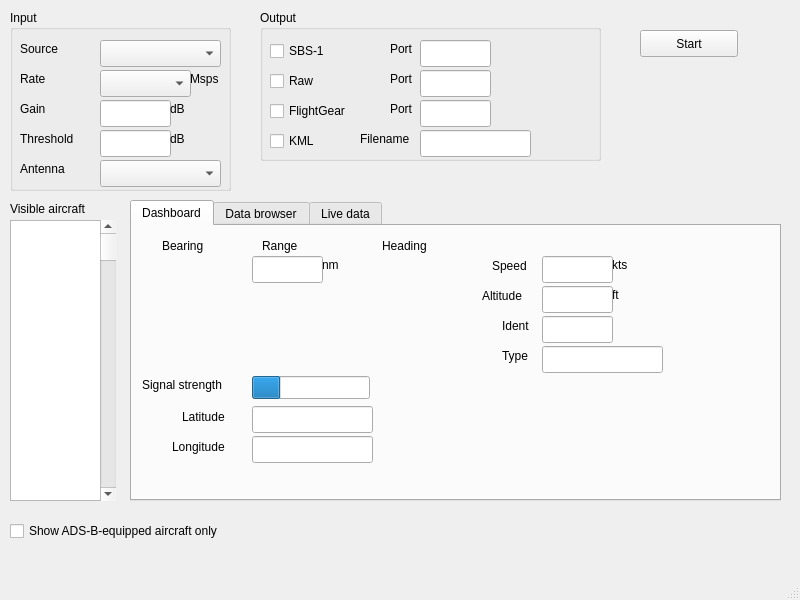
Above: res/modes_rx.ui from bistromath/gr-air-modes before the change. Below: the same form after it.
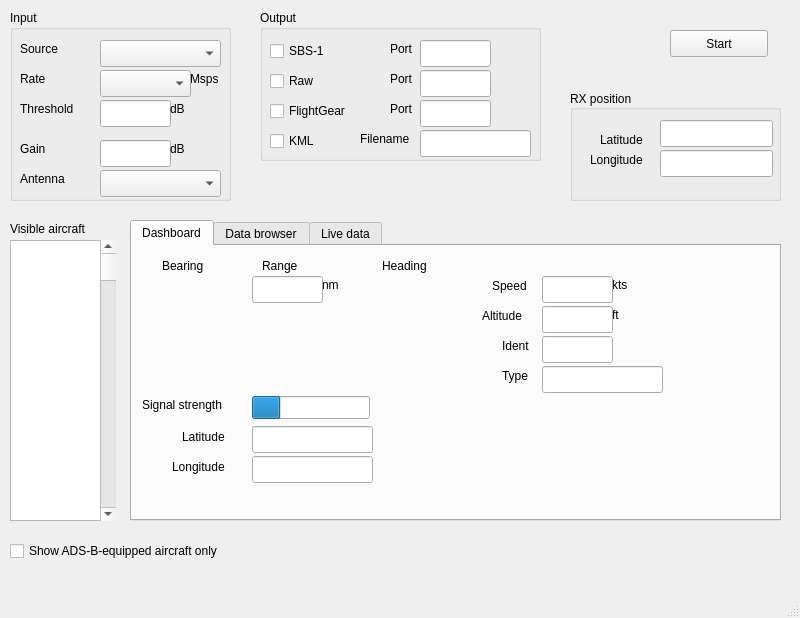
That is the form after the change. The open tabs and pages were chosen to show the change.

The edit to the form file:
```diff
--- a/res/modes_rx.ui
+++ b/res/modes_rx.ui
@@ -7,7 +7,7 @@
     <x>0</x>
     <y>0</y>
     <width>800</width>
-    <height>600</height>
+    <height>618</height>
    </rect>
   </property>
   <property name="windowTitle">
@@ -18,7 +18,7 @@
     <property name="geometry">
      <rect>
       <x>10</x>
-      <y>220</y>
+      <y>240</y>
       <width>91</width>
       <height>281</height>
      </rect>
@@ -30,7 +30,7 @@
       <x>10</x>
       <y>10</y>
       <width>221</width>
-      <height>181</height>
+      <height>191</height>
      </rect>
     </property>
     <property name="title">
@@ -62,20 +62,7 @@
       <string>Source</string>
      </property>
     </widget>
-    <widget class="QLabel" name="label_2">
-     <property name="geometry">
-      <rect>
-       <x>10</x>
-       <y>90</y>
-       <width>66</width>
-       <height>17</height>
-      </rect>
-     </property>
-     <property name="text">
-      <string>Gain</string>
-     </property>
-    </widget>
-    <widget class="QComboBox" name="comboSource">
+    <widget class="QComboBox" name="combo_source">
      <property name="geometry">
       <rect>
        <x>90</x>
@@ -85,24 +72,11 @@
       </rect>
      </property>
     </widget>
-    <widget class="QLabel" name="label_4">
-     <property name="geometry">
-      <rect>
-       <x>10</x>
-       <y>150</y>
-       <width>66</width>
-       <height>17</height>
-      </rect>
-     </property>
-     <property name="text">
-      <string>Antenna</string>
-     </property>
-    </widget>
     <widget class="QLabel" name="label_3">
      <property name="geometry">
       <rect>
        <x>10</x>
-       <y>120</y>
+       <y>90</y>
        <width>66</width>
        <height>17</height>
       </rect>
@@ -121,54 +95,21 @@
       </rect>
      </property>
     </widget>
-    <widget class="QLineEdit" name="line_gain">
-     <property name="geometry">
-      <rect>
-       <x>90</x>
-       <y>90</y>
-       <width>71</width>
-       <height>27</height>
-      </rect>
-     </property>
-    </widget>
     <widget class="QLineEdit" name="line_threshold">
      <property name="geometry">
       <rect>
        <x>90</x>
-       <y>120</y>
-       <width>71</width>
-       <height>27</height>
-      </rect>
-     </property>
-    </widget>
-    <widget class="QComboBox" name="combo_ant">
-     <property name="geometry">
-      <rect>
-       <x>90</x>
-       <y>150</y>
-       <width>121</width>
-       <height>27</height>
-      </rect>
-     </property>
-    </widget>
-    <widget class="QLabel" name="label_18">
-     <property name="geometry">
-      <rect>
-       <x>160</x>
        <y>90</y>
-       <width>31</width>
-       <height>17</height>
+       <width>71</width>
+       <height>27</height>
       </rect>
      </property>
-     <property name="text">
-      <string>dB</string>
-     </property>
     </widget>
     <widget class="QLabel" name="label_19">
      <property name="geometry">
       <rect>
        <x>160</x>
-       <y>120</y>
+       <y>90</y>
        <width>31</width>
        <height>17</height>
       </rect>
@@ -190,13 +131,112 @@
       <string>Msps</string>
      </property>
     </widget>
+    <widget class="QStackedWidget" name="stack_source">
+     <property name="geometry">
+      <rect>
+       <x>0</x>
+       <y>120</y>
+       <width>221</width>
+       <height>71</height>
+      </rect>
+     </property>
+     <property name="currentIndex">
+      <number>1</number>
+     </property>
+     <widget class="QWidget" name="page_rf">
+      <widget class="QComboBox" name="combo_ant">
+       <property name="geometry">
+        <rect>
+         <x>90</x>
+         <y>40</y>
+         <width>121</width>
+         <height>27</height>
+        </rect>
+       </property>
+      </widget>
+      <widget class="QLineEdit" name="line_gain">
+       <property name="geometry">
+        <rect>
+         <x>90</x>
+         <y>10</y>
+         <width>71</width>
+         <height>27</height>
+        </rect>
+       </property>
+      </widget>
+      <widget class="QLabel" name="label_2">
+       <property name="geometry">
+        <rect>
+         <x>10</x>
+         <y>10</y>
+         <width>66</width>
+         <height>17</height>
+        </rect>
+       </property>
+       <property name="text">
+        <string>Gain</string>
+       </property>
+      </widget>
+      <widget class="QLabel" name="label_4">
+       <property name="geometry">
+        <rect>
+         <x>10</x>
+         <y>40</y>
+         <width>66</width>
+         <height>17</height>
+        </rect>
+       </property>
+       <property name="text">
+        <string>Antenna</string>
+       </property>
+      </widget>
+      <widget class="QLabel" name="label_18">
+       <property name="geometry">
+        <rect>
+         <x>160</x>
+         <y>10</y>
+         <width>31</width>
+         <height>17</height>
+        </rect>
+       </property>
+       <property name="text">
+        <string>dB</string>
+       </property>
+      </widget>
+     </widget>
+     <widget class="QWidget" name="page_file">
+      <widget class="QLineEdit" name="line_inputfile">
+       <property name="geometry">
+        <rect>
+         <x>90</x>
+         <y>10</y>
+         <width>113</width>
+         <height>27</height>
+        </rect>
+       </property>
+      </widget>
+      <widget class="QLabel" name="label_13">
+       <property name="geometry">
+        <rect>
+         <x>10</x>
+         <y>10</y>
+         <width>66</width>
+         <height>17</height>
+        </rect>
+       </property>
+       <property name="text">
+        <string>Filename</string>
+       </property>
+      </widget>
+     </widget>
+    </widget>
    </widget>
    <widget class="QGroupBox" name="group_output">
     <property name="geometry">
      <rect>
       <x>260</x>
       <y>10</y>
-      <width>341</width>
+      <width>281</width>
       <height>151</height>
      </rect>
     </property>
@@ -365,7 +405,7 @@
     <property name="geometry">
      <rect>
       <x>100</x>
-      <y>220</y>
+      <y>240</y>
       <width>16</width>
       <height>281</height>
      </rect>
@@ -378,7 +418,7 @@
     <property name="geometry">
      <rect>
       <x>130</x>
-      <y>200</y>
+      <y>220</y>
       <width>651</width>
       <height>301</height>
      </rect>
@@ -692,7 +732,7 @@
     <property name="geometry">
      <rect>
       <x>10</x>
-      <y>200</y>
+      <y>220</y>
       <width>101</width>
       <height>17</height>
      </rect>
@@ -704,7 +744,7 @@
    <widget class="QPushButton" name="button_start">
     <property name="geometry">
      <rect>
-      <x>640</x>
+      <x>670</x>
       <y>30</y>
       <width>98</width>
       <height>27</height>
@@ -718,7 +758,7 @@
     <property name="geometry">
      <rect>
       <x>10</x>
-      <y>520</y>
+      <y>540</y>
       <width>271</width>
       <height>22</height>
      </rect>
@@ -727,6 +767,68 @@
      <string>Show ADS-B-equipped aircraft only</string>
     </property>
    </widget>
+   <widget class="QGroupBox" name="groupBox">
+    <property name="geometry">
+     <rect>
+      <x>570</x>
+      <y>90</y>
+      <width>211</width>
+      <height>111</height>
+     </rect>
+    </property>
+    <property name="title">
+     <string>RX position</string>
+    </property>
+    <property name="alignment">
+     <set>Qt::AlignLeading|Qt::AlignLeft|Qt::AlignVCenter</set>
+    </property>
+    <widget class="QLabel" name="label_29">
+     <property name="geometry">
+      <rect>
+       <x>20</x>
+       <y>60</y>
+       <width>71</width>
+       <height>20</height>
+      </rect>
+     </property>
+     <property name="text">
+      <string>Longitude</string>
+     </property>
+    </widget>
+    <widget class="QLineEdit" name="line_my_lon">
+     <property name="geometry">
+      <rect>
+       <x>90</x>
+       <y>60</y>
+       <width>113</width>
+       <height>27</height>
+      </rect>
+     </property>
+    </widget>
+    <widget class="QLineEdit" name="line_my_lat">
+     <property name="geometry">
+      <rect>
+       <x>90</x>
+       <y>30</y>
+       <width>113</width>
+       <height>27</height>
+      </rect>
+     </property>
+    </widget>
+    <widget class="QLabel" name="label_28">
+     <property name="geometry">
+      <rect>
+       <x>30</x>
+       <y>40</y>
+       <width>61</width>
+       <height>20</height>
+      </rect>
+     </property>
+     <property name="text">
+      <string>Latitude</string>
+     </property>
+    </widget>
+   </widget>
   </widget>
   <widget class="QMenuBar" name="menubar">
    <property name="geometry">
```
